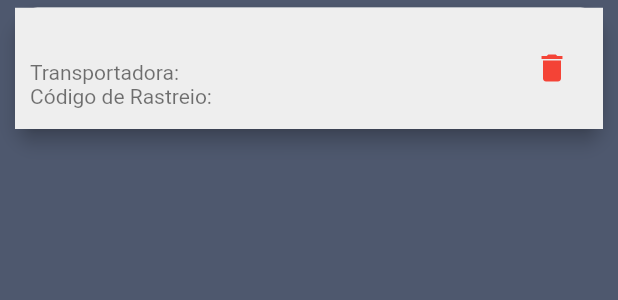
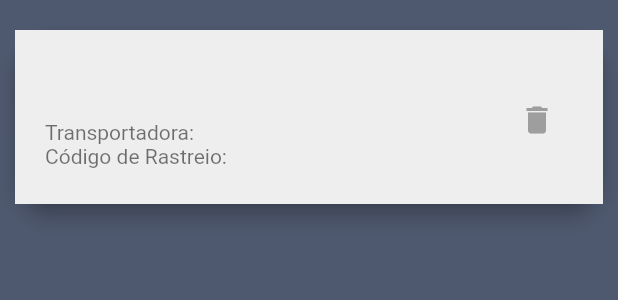
Before and after one commit to FlipLM/RastreioFacil, a Flutter app: the EncomendaWidget widget shown alone on an empty page, opened directly with empty values, after a tap on the "delete" icon, on a phone screen of 412 x 824 dp. Shown: the top 300 px of the screen. Run offline on Flutter 3.47's test engine with Material 2 defaults, Android fonts, the phone set to English and light mode, and no system bars; our stand-ins replace shared_preferences, webview_flutter; missing offline and left inert: circular_bottom_navigation; accounts and stored records are empty; network calls fail.

Commit message:
alterações

```diff
--- a/lib/screens/minhas_encomendas_screen.dart
+++ b/lib/screens/minhas_encomendas_screen.dart
@@ -15,7 +15,7 @@ class MinhasEncomendasScreen extends StatelessWidget {
             child: Column(
               mainAxisAlignment: MainAxisAlignment.center,
               children: <Widget>[
-                Image.asset('lib/assets/imagens/Mailbox-bro.png'), // Substitua 'URL_DA_IMAGEM' pela URL da imagem que você quer mostrar
+                Image.asset('lib/assets/imagens/Mailbox-bro.png'),
                 const Text(
                   'Você não tem pacotes adicionados.',
                   style: TextStyle(
--- a/lib/widgets/encomenda_widget.dart
+++ b/lib/widgets/encomenda_widget.dart
@@ -13,23 +13,28 @@ class EncomendaWidget extends StatelessWidget {
   @override
   Widget build(BuildContext context) {
     return Card(
-      margin: const EdgeInsets.symmetric(horizontal: 10.0, vertical: 5.0),
-      shape: RoundedRectangleBorder(borderRadius: BorderRadius.circular(15.0)),
+      margin: const EdgeInsets.symmetric(horizontal: 10.0, vertical: 20.0),
+      shape: RoundedRectangleBorder(borderRadius: BorderRadius.circular(25.0)), // Aumente o valor para arredondar mais as bordas
       elevation: 5.0,
-      child: ListTile(
-          contentPadding: const EdgeInsets.all(10.0),
+      child:
+      ListTile(
+        contentPadding: const EdgeInsets.all(20.0),
         tileColor: Colors.grey[200],
         title:
-          Text(encomenda.nome, style:
-          const TextStyle(fontWeight:
+        Padding( // Adicione este widget
+          padding: const EdgeInsets.only(bottom: 15.0), // Ajuste o valor da margem conforme necessário
+          child: Text(encomenda.nome, style:
+          const TextStyle(
+              fontWeight:
               FontWeight.bold, fontSize:
           18.0)),
+        ),
         subtitle:
         Text('Transportadora: ${encomenda.transportadora}\nCódigo de Rastreio: ${encomenda.codigoRastreio}'),
         trailing:
         IconButton(icon:
         const Icon(Icons.delete, color:
-              Colors.red), onPressed:
+        Colors.grey), onPressed:
             () {
           Provider.of<EncomendaModel>(context, listen:
           false).removerEncomenda(encomenda);
```
Lines whose indentation alone changed are shown as unchanged.
